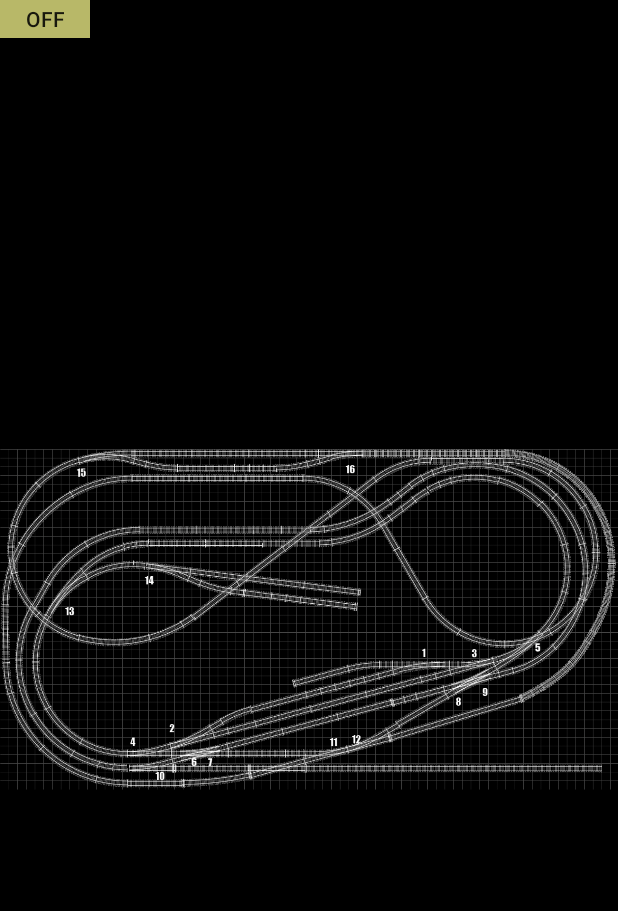
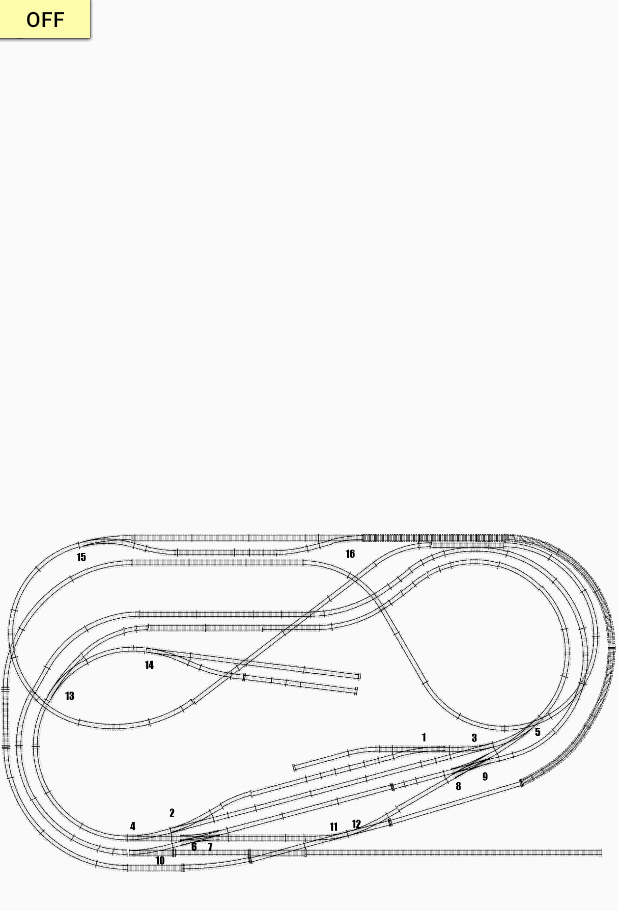
Before and after one commit to rouven0/DCC-Controller-Android-App, an Android app: the layout fragment_screen.xml on its own in the app's theme, with its tools: preview values and no code run, on a phone screen of 412 x 824 dp. Shown: the top 911 px of the screen. Run offline under Robolectric (Android 15) with nearby library versions, the phone set to English and light mode, and no system bars.

Commit message:
bettered up cBus Commands

```diff
--- a/app/build.gradle
+++ b/app/build.gradle
@@ -6,8 +6,8 @@ android {
         applicationId "com.traincon.modelleisenbahn_controller"
         minSdkVersion 26
         targetSdkVersion 30
-        versionCode 13
-        versionName "1.3.0"
+        versionCode 15
+        versionName "1.3.2"
         testInstrumentationRunner 'androidx.test.runner.AndroidJUnitRunner'
     }
     buildTypes {
--- /dev/null
+++ b/app/src/main/java/com/traincon/modelleisenbahn_controller/CBusAsciiMessageBuilder.java
@@ -0,0 +1,35 @@
+package com.traincon.modelleisenbahn_controller;
+
+public class CBusAsciiMessageBuilder {
+    public final static String EVENT_NVRD = "71";
+    public final static String EVENT_ASON = "98"; //Todo add more
+    public final static String EVENT_ASOF = "99";
+
+    private final String canId;
+    public CBusAsciiMessageBuilder(String canid){
+        canId = canid;
+    }
+
+// --Commented out by Inspection START (12.09.20 12:08):
+//    public String build(String eventAddress, String dat1){
+//        return ":S"+canId+"N"+eventAddress+dat1+";";
+//    }
+// --Commented out by Inspection STOP (12.09.20 12:08)
+
+// --Commented out by Inspection START (12.09.20 12:09):
+//    public String build(String eventAddress, String dat1, String dat2){
+//        return ":S"+canId+"N"+eventAddress+dat1+dat2+";";
+//    }
+// --Commented out by Inspection STOP (12.09.20 12:09)
+
+    public String build(String eventAddress, String dat1, String dat2, String dat3){
+        return ":S"+canId+"N"+eventAddress+dat1+dat2+dat3+";";
+    }
+
+    public String build(String eventAddress, String dat1, String dat2, String dat3, String dat4){
+        return ":S"+canId+"N"+eventAddress+dat1+dat2+dat3+dat4+";";
+    }
+
+
+
+}
--- a/app/src/main/java/com/traincon/modelleisenbahn_controller/ControllerFragment.java
+++ b/app/src/main/java/com/traincon/modelleisenbahn_controller/ControllerFragment.java
@@ -5,7 +5,6 @@ import android.os.Bundle;
 import androidx.annotation.NonNull;
 import androidx.fragment.app.Fragment;
 
-import android.os.Handler;
 import android.view.LayoutInflater;
 import android.view.View;
 import android.view.ViewGroup;
--- a/app/src/main/res/layout/fragment_screen.xml
+++ b/app/src/main/res/layout/fragment_screen.xml
@@ -1,155 +1,195 @@
 <?xml version="1.0" encoding="utf-8"?>
-<FrameLayout xmlns:android="http://schemas.android.com/apk/res/android"
+<androidx.constraintlayout.widget.ConstraintLayout xmlns:android="http://schemas.android.com/apk/res/android"
     xmlns:tools="http://schemas.android.com/tools"
+    xmlns:app="http://schemas.android.com/apk/res-auto"
+    android:id="@+id/frameLayout_imageView"
     android:layout_width="match_parent"
     android:layout_height="match_parent"
-    android:background="@color/colorBackgroundDark"
-    tools:context=".ScreenFragment"
-    tools:ignore="Overdraw">
-
-    <FrameLayout
-        android:id="@+id/frameLayout_imageView"
-        android:layout_width="match_parent"
-        android:layout_height="match_parent"
-        tools:ignore="UselessParent">
+    tools:context=".ScreenFragment">
 
         <ImageView
-            android:layout_width="match_parent"
-            android:layout_height="match_parent"
-            android:layout_gravity="bottom"
-            android:src="@drawable/gleisplan_numbered"
+            android:layout_width="wrap_content"
+            android:layout_height="wrap_content"
+            app:layout_constraintBottom_toBottomOf="parent"
+            android:src="@drawable/gleisplan_numbered_alt"
+            android:foregroundGravity="bottom"
             android:contentDescription="@string/contentDescription_gp"/>
 
         <androidx.appcompat.widget.SwitchCompat
             android:id="@+id/switch_1"
             android:layout_width="wrap_content"
-            android:layout_height="wrap_content"/>
+            android:layout_height="wrap_content"
+            app:thumbTint="@color/colorSwitchThumb"
+            app:trackTint="@color/colorSwitchTrack"/>
         <androidx.appcompat.widget.SwitchCompat
             android:id="@+id/switch_2"
             android:layout_width="wrap_content"
-            android:layout_height="wrap_content" />
+            android:layout_height="wrap_content"
+            app:thumbTint="@color/colorSwitchThumb"
+            app:trackTint="@color/colorSwitchTrack"/>
         <androidx.appcompat.widget.SwitchCompat
             android:id="@+id/switch_3"
             android:layout_width="wrap_content"
-            android:layout_height="wrap_content" />
+            android:layout_height="wrap_content"
+            app:thumbTint="@color/colorSwitchThumb"
+            app:trackTint="@color/colorSwitchTrack"/>
         <androidx.appcompat.widget.SwitchCompat
             android:id="@+id/switch_4"
             android:layout_width="wrap_content"
-            android:layout_height="wrap_content" />
+            android:layout_height="wrap_content"
+            app:thumbTint="@color/colorSwitchThumb"
+            app:trackTint="@color/colorSwitchTrack"/>
         <androidx.appcompat.widget.SwitchCompat
             android:id="@+id/switch_5"
             android:layout_width="wrap_content"
-            android:layout_height="wrap_content"/>
+            android:layout_height="wrap_content"
+            app:thumbTint="@color/colorSwitchThumb"
+            app:trackTint="@color/colorSwitchTrack"/>
         <androidx.appcompat.widget.SwitchCompat
             android:id="@+id/switch_6"
             android:layout_width="wrap_content"
-            android:layout_height="wrap_content"/>
+            android:layout_height="wrap_content"
+            app:thumbTint="@color/colorSwitchThumb"
+            app:trackTint="@color/colorSwitchTrack"/>
         <androidx.appcompat.widget.SwitchCompat
             android:id="@+id/switch_7"
             android:layout_width="wrap_content"
-            android:layout_height="wrap_content"/>
+            android:layout_height="wrap_content"
+            app:thumbTint="@color/colorSwitchThumb"
+            app:trackTint="@color/colorSwitchTrack"/>
         <androidx.appcompat.widget.SwitchCompat
             android:id="@+id/switch_8"
             android:layout_width="wrap_content"
-            android:layout_height="wrap_content"/>
+            android:layout_height="wrap_content"
+            app:thumbTint="@color/colorSwitchThumb"
+            app:trackTint="@color/colorSwitchTrack"/>
         <androidx.appcompat.widget.SwitchCompat
             android:id="@+id/switch_9"
             android:layout_width="wrap_content"
-            android:layout_height="wrap_content"/>
+            android:layout_height="wrap_content"
+            app:thumbTint="@color/colorSwitchThumb"
+            app:trackTint="@color/colorSwitchTrack"/>
         <androidx.appcompat.widget.SwitchCompat
             android:id="@+id/switch_10"
             android:layout_width="wrap_content"
-            android:layout_height="wrap_content"/>
+            android:layout_height="wrap_content"
+            app:thumbTint="@color/colorSwitchThumb"
+            app:trackTint="@color/colorSwitchTrack"/>
         <androidx.appcompat.widget.SwitchCompat
             android:id="@+id/switch_11"
             android:layout_width="wrap_content"
-            android:layout_height="wrap_content"/>
+            android:layout_height="wrap_content"
+            app:thumbTint="@color/colorSwitchThumb"
+            app:trackTint="@color/colorSwitchTrack"/>
         <androidx.appcompat.widget.SwitchCompat
             android:id="@+id/switch_12"
             android:layout_width="wrap_content"
-            android:layout_height="wrap_content"/>
+            android:layout_height="wrap_content"
+            app:thumbTint="@color/colorSwitchThumb"
+            app:trackTint="@color/colorSwitchTrack"/>
         <androidx.appcompat.widget.SwitchCompat
             android:id="@+id/switch_13"
             android:layout_width="wrap_content"
-            android:layout_height="wrap_content"/>
+            android:layout_height="wrap_content"
+            app:thumbTint="@color/colorSwitchThumb"
+            app:trackTint="@color/colorSwitchTrack"/>
         <androidx.appcompat.widget.SwitchCompat
             android:id="@+id/switch_14"
             android:layout_width="wrap_content"
-            android:layout_height="wrap_content"/>
+            android:layout_height="wrap_content"
+            app:thumbTint="@color/colorSwitchThumb"
+            app:trackTint="@color/colorSwitchTrack"
+            tools:ignore="MissingConstraints" />
         <androidx.appcompat.widget.SwitchCompat
             android:id="@+id/switch_15"
             android:layout_width="wrap_content"
-            android:layout_height="wrap_content"/>
+            android:layout_height="wrap_content"
+            app:thumbTint="@color/colorSwitchThumb"
+            app:trackTint="@color/colorSwitchTrack"/>
         <androidx.appcompat.widget.SwitchCompat
             android:id="@+id/switch_16"
             android:layout_width="wrap_content"
-            android:layout_height="wrap_content"/>
+            android:layout_height="wrap_content"
+            app:thumbTint="@color/colorSwitchThumb"
+            app:trackTint="@color/colorSwitchTrack"/>
 
         <ToggleButton
             android:id="@+id/section_1"
             android:layout_width="@dimen/section_width"
             android:layout_height="@dimen/section_height"
-            android:background="@color/colorSectionPrimary"/>
+            android:background="@color/colorSectionPrimary"
+            android:textColor="@color/colorSectionText"/>
         <ToggleButton
             android:id="@+id/section_2"
             android:layout_width="@dimen/section_width"
             android:layout_height="@dimen/section_height"
-            android:background="@color/colorSectionPrimary"/>
+            android:background="@color/colorSectionPrimary"
+            android:textColor="@color/colorSectionText"/>
         <ToggleButton
             android:id="@+id/section_3"
             android:layout_width="@dimen/section_width"
             android:layout_height="@dimen/section_height"
-            android:background="@color/colorSectionPrimary"/>
+            android:background="@color/colorSectionPrimary"
+            android:textColor="@color/colorSectionText"/>
         <ToggleButton
             android:id="@+id/section_4"
             android:layout_width="@dimen/section_width"
             android:layout_height="@dimen/section_height"
-            android:background="@color/colorSectionPrimary"/>
+            android:background="@color/colorSectionPrimary"
+            android:textColor="@color/colorSectionText"/>
         <ToggleButton
             android:id="@+id/section_5"
             android:layout_width="@dimen/section_width"
             android:layout_height="@dimen/section_height"
-            android:background="@color/colorSectionPrimary"/>
+            android:background="@color/colorSectionPrimary"
+            android:textColor="@color/colorSectionText"/>
         <ToggleButton
             android:id="@+id/section_6"
             android:layout_width="@dimen/section_width"
             android:layout_height="@dimen/section_height"
-            android:background="@color/colorSectionPrimary"/>
+            android:background="@color/colorSectionPrimary"
+            android:textColor="@color/colorSectionText"/>
         <ToggleButton
             android:id="@+id/section_7"
             android:layout_width="@dimen/section_width"
             android:layout_height="@dimen/section_height"
-            android:background="@color/colorSectionPrimary"/>
+            android:background="@color/colorSectionPrimary"
+            android:textColor="@color/colorSectionText"/>
         <ToggleButton
             android:id="@+id/section_8"
             android:layout_width="@dimen/section_width"
             android:layout_height="@dimen/section_height"
-            android:background="@color/colorSectionPrimary"/>
+            android:background="@color/colorSectionPrimary"
+            android:textColor="@color/colorSectionText"/>
         <ToggleButton
             android:id="@+id/section_9"
             android:layout_width="@dimen/section_width"
             android:layout_height="@dimen/section_height"
-            android:background="@color/colorSectionPrimary"/>
+            android:background="@color/colorSectionPrimary"
+            android:textColor="@color/colorSectionText"/>
         <ToggleButton
             android:id="@+id/section_10"
             android:layout_width="@dimen/section_width"
             android:layout_height="@dimen/section_height"
-            android:background="@color/colorSectionPrimary"/>
+            android:background="@color/colorSectionPrimary"
+            android:textColor="@color/colorSectionText"/>
         <ToggleButton
             android:id="@+id/section_11"
             android:layout_width="@dimen/section_width"
             android:layout_height="@dimen/section_height"
-            android:background="@color/colorSectionPrimary"/>
+            android:background="@color/colorSectionPrimary"
+            android:textColor="@color/colorSectionText"/>
         <ToggleButton
             android:id="@+id/section_12"
             android:layout_width="@dimen/section_width"
             android:layout_height="@dimen/section_height"
-            android:background="@color/colorSectionPrimary"/>
+            android:background="@color/colorSectionPrimary"
+            android:textColor="@color/colorSectionText"/>
         <ToggleButton
             android:id="@+id/section_13"
             android:layout_width="@dimen/section_width"
             android:layout_height="@dimen/section_height"
-            android:background="@color/colorSectionPrimary"/>
-    </FrameLayout>
+            android:background="@color/colorSectionPrimary"
+            android:textColor="@color/colorSectionText"/>
 
-</FrameLayout>
+</androidx.constraintlayout.widget.ConstraintLayout>
--- a/app/src/main/res/values/colors.xml
+++ b/app/src/main/res/values/colors.xml
@@ -5,7 +5,10 @@
     <color name="colorAccent">#888</color>
     <color name="colorTitle">#fff</color>
     <color name="colorBackgroundDark">#000</color>
-    <color name="colorSectionPrimary">#b8b868</color>
+    <color name="colorSectionPrimary">#fcfcac</color>
+    <color name="colorSectionText">#000</color>
+    <color name="colorSwitchTrack">#f77</color>
+    <color name="colorSwitchThumb">#c00</color>
 
 
 </resources>
```
Also changed, not shown: app/src/main/java/com/traincon/modelleisenbahn_controller/BoardManager.java (+54 -24 lines), app/src/main/java/com/traincon/modelleisenbahn_controller/FullscreenActivity.java (+3 -15 lines), app/src/main/java/com/traincon/modelleisenbahn_controller/ScreenFragment.java (+9 -42 lines), app/src/main/res/layout/content_main.xml (+14 -47 lines), app/src/main/res/drawable/gleisplan_numbered.png (deleted), app/src/main/res/drawable/gleisplan_numbered_alt.png (added), 3 other files.
